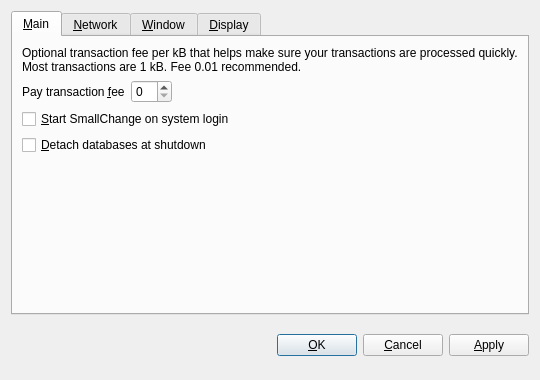
This is src/qt/forms/optionsdialog.ui in canabit/canabit as Qt 5 draws it before an edit. The edited form follows.
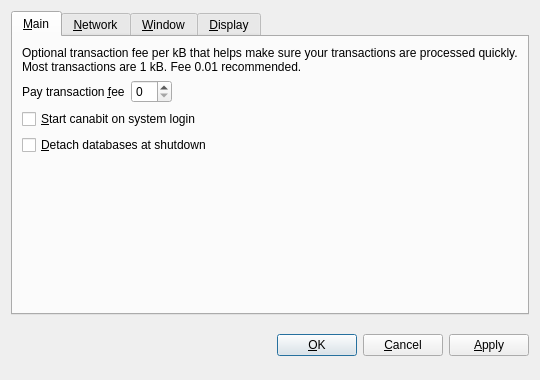
This is the edited form. The open tabs and pages were chosen to show the change. Custom widgets are drawn as their Qt base class.

The edit to the form file:
```diff
--- a/src/qt/forms/optionsdialog.ui
+++ b/src/qt/forms/optionsdialog.ui
@@ -82,7 +82,7 @@
           <string>Automatically start SmallChange after logging in to the system.</string>
          </property>
          <property name="text">
-          <string>&amp;Start SmallChange on system login</string>
+          <string>&amp;Start canabit on system login</string>
          </property>
         </widget>
        </item>
```
Left out of the diff: 10 changed lines with no effect on the pictures.
